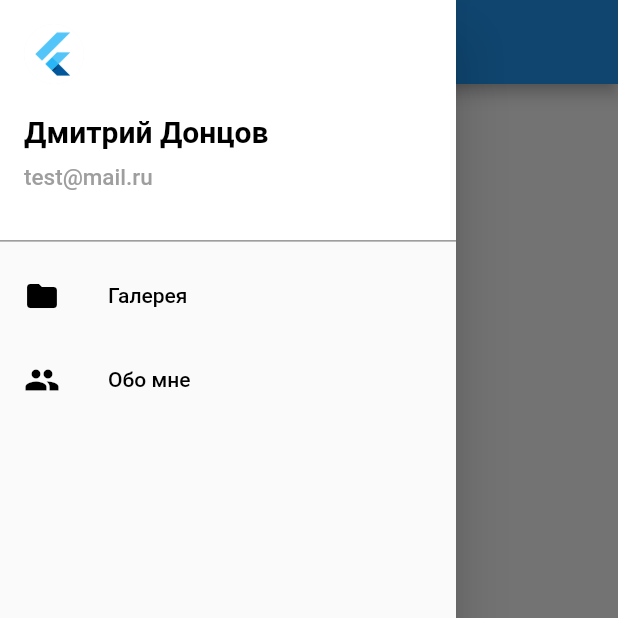
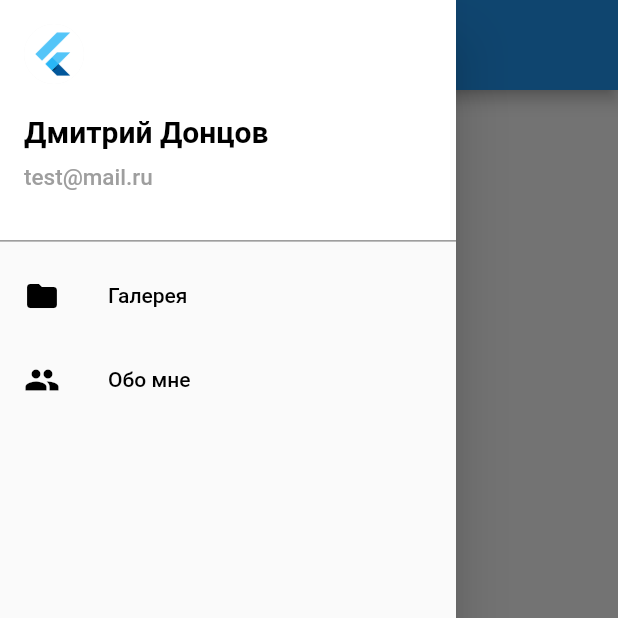
Before and after one commit to DimaDontsov/test_flutter_app, a Flutter app: the screen it shows after launch, with the side drawer open, on a phone screen of 412 x 824 dp, the top half of it. Run offline on Flutter 3.47's test engine with Material 2 defaults, Android fonts, the phone set to English and light mode, and no system bars.

Commit message:
Создан собственный AppBar и вынесен в отдельный файл. В качестве параметра конструктору передаётся название страницы.

```diff
--- a/lib/main.dart
+++ b/lib/main.dart
@@ -1,4 +1,6 @@
 import 'package:flutter/material.dart';
+import 'package:test_flutter_app/myAppBar.dart';
+
 
 void main() => runApp(MyApp());
 
@@ -31,11 +33,7 @@ class _AboutPageState extends State<AboutPage> {
   @override
   Widget build(BuildContext context) {
     return Scaffold(
-      appBar: AppBar(
-        title: Text('Обо мне', style: TextStyle(color: Colors.white,),),
-        backgroundColor: Colors.blue,
-        iconTheme: IconThemeData(color: Colors.white),
-      ),
+      appBar: MyAppBar(titleText: 'Обо мне',),
       drawer: Drawer(
         child: ListView(
           children: <Widget>[
@@ -98,11 +96,7 @@ class _GalleryPageState extends State<GalleryPage> {
   @override
   Widget build(BuildContext context) {
     return Scaffold(
-      appBar: AppBar(
-        title: Text('Галерея', style: TextStyle(color: Colors.white,),),
-        backgroundColor: Colors.blue,
-        iconTheme: IconThemeData(color: Colors.white),
-      ),
+      appBar: MyAppBar(titleText: 'Галерея',),
       drawer: Drawer(
         child: ListView(
           children: <Widget>[
--- /dev/null
+++ b/lib/myAppBar.dart
@@ -0,0 +1,20 @@
+import 'package:flutter/material.dart';
+
+class MyAppBar extends StatelessWidget implements PreferredSizeWidget {
+
+  String titleText = "";
+
+  MyAppBar({Key? key, required this.titleText}) : super(key: key);
+
+  @override
+  Size get preferredSize => Size.fromHeight(60);
+
+  @override
+  Widget build(BuildContext context) {
+    return AppBar(
+      title: Text(titleText, style: TextStyle(color: Colors.white,),),
+      backgroundColor: Colors.blue,
+      iconTheme: IconThemeData(color: Colors.white),
+    );
+  }
+}
```
